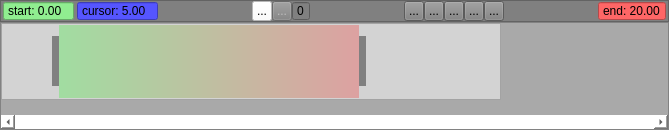
hiergaut/AnimTimeline, file animtimeline.ui: the form before one commit.
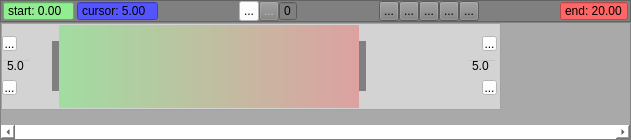
The form after the commit. Icons and pictures are not drawn. Custom widgets are drawn as their Qt base class.

```diff
--- a/animtimeline.ui
+++ b/animtimeline.ui
@@ -6,8 +6,8 @@
    <rect>
     <x>0</x>
     <y>0</y>
-    <width>669</width>
-    <height>130</height>
+    <width>631</width>
+    <height>140</height>
    </rect>
   </property>
   <property name="sizePolicy">
@@ -19,7 +19,7 @@
   <property name="maximumSize">
    <size>
     <width>16777215</width>
-    <height>130</height>
+    <height>140</height>
    </size>
   </property>
   <property name="sizeIncrement">
@@ -469,7 +469,7 @@
         <x>0</x>
         <y>0</y>
         <width>500</width>
-        <height>93</height>
+        <height>103</height>
        </rect>
       </property>
       <property name="sizePolicy">
@@ -593,6 +593,103 @@
             <property name="frameShadow">
              <enum>QFrame::Raised</enum>
             </property>
+            <widget class="QToolButton" name="toolButton_plusStart">
+             <property name="geometry">
+              <rect>
+               <x>0</x>
+               <y>11</y>
+               <width>15</width>
+               <height>15</height>
+              </rect>
+             </property>
+             <property name="maximumSize">
+              <size>
+               <width>15</width>
+               <height>15</height>
+              </size>
+             </property>
+             <property name="styleSheet">
+              <string notr="true">background: white;</string>
+             </property>
+             <property name="text">
+              <string>...</string>
+             </property>
+             <property name="icon">
+              <iconset resource="timeline.qrc">
+               <normaloff>:/images/plus.png</normaloff>:/images/plus.png</iconset>
+             </property>
+            </widget>
+            <widget class="QDoubleSpinBox" name="doubleSpinBox_startInc">
+             <property name="geometry">
+              <rect>
+               <x>0</x>
+               <y>33</y>
+               <width>30</width>
+               <height>15</height>
+              </rect>
+             </property>
+             <property name="sizePolicy">
+              <sizepolicy hsizetype="Preferred" vsizetype="Fixed">
+               <horstretch>0</horstretch>
+               <verstretch>0</verstretch>
+              </sizepolicy>
+             </property>
+             <property name="maximumSize">
+              <size>
+               <width>30</width>
+               <height>15</height>
+              </size>
+             </property>
+             <property name="font">
+              <font>
+               <pointsize>9</pointsize>
+              </font>
+             </property>
+             <property name="cursor">
+              <cursorShape>ArrowCursor</cursorShape>
+             </property>
+             <property name="autoFillBackground">
+              <bool>false</bool>
+             </property>
+             <property name="styleSheet">
+              <string notr="true"/>
+             </property>
+             <property name="buttonSymbols">
+              <enum>QAbstractSpinBox::NoButtons</enum>
+             </property>
+             <property name="decimals">
+              <number>1</number>
+             </property>
+             <property name="value">
+              <double>5.000000000000000</double>
+             </property>
+            </widget>
+            <widget class="QToolButton" name="toolButton_lessStart">
+             <property name="geometry">
+              <rect>
+               <x>0</x>
+               <y>55</y>
+               <width>15</width>
+               <height>15</height>
+              </rect>
+             </property>
+             <property name="maximumSize">
+              <size>
+               <width>15</width>
+               <height>15</height>
+              </size>
+             </property>
+             <property name="styleSheet">
+              <string notr="true">background: white;</string>
+             </property>
+             <property name="text">
+              <string>...</string>
+             </property>
+             <property name="icon">
+              <iconset resource="timeline.qrc">
+               <normaloff>:/images/less.png</normaloff>:/images/less.png</iconset>
+             </property>
+            </widget>
            </widget>
           </item>
           <item>
@@ -690,12 +787,135 @@
             </property>
             <property name="sizeHint" stdset="0">
              <size>
-              <width>20</width>
+              <width>0</width>
               <height>20</height>
              </size>
             </property>
            </spacer>
           </item>
+          <item>
+           <widget class="QFrame" name="frame_spacer_2">
+            <property name="sizePolicy">
+             <sizepolicy hsizetype="Minimum" vsizetype="Preferred">
+              <horstretch>0</horstretch>
+              <verstretch>0</verstretch>
+             </sizepolicy>
+            </property>
+            <property name="minimumSize">
+             <size>
+              <width>50</width>
+              <height>0</height>
+             </size>
+            </property>
+            <property name="styleSheet">
+             <string notr="true">background-color: transparent;
+</string>
+            </property>
+            <property name="frameShape">
+             <enum>QFrame::StyledPanel</enum>
+            </property>
+            <property name="frameShadow">
+             <enum>QFrame::Raised</enum>
+            </property>
+            <widget class="QToolButton" name="toolButton_plusEnd">
+             <property name="geometry">
+              <rect>
+               <x>33</x>
+               <y>11</y>
+               <width>15</width>
+               <height>15</height>
+              </rect>
+             </property>
+             <property name="maximumSize">
+              <size>
+               <width>15</width>
+               <height>15</height>
+              </size>
+             </property>
+             <property name="styleSheet">
+              <string notr="true">background: white;</string>
+             </property>
+             <property name="text">
+              <string>...</string>
+             </property>
+             <property name="icon">
+              <iconset resource="timeline.qrc">
+               <normaloff>:/images/plus.png</normaloff>:/images/plus.png</iconset>
+             </property>
+            </widget>
+            <widget class="QDoubleSpinBox" name="doubleSpinBox_endInc">
+             <property name="geometry">
+              <rect>
+               <x>18</x>
+               <y>33</y>
+               <width>30</width>
+               <height>15</height>
+              </rect>
+             </property>
+             <property name="sizePolicy">
+              <sizepolicy hsizetype="Preferred" vsizetype="Fixed">
+               <horstretch>0</horstretch>
+               <verstretch>0</verstretch>
+              </sizepolicy>
+             </property>
+             <property name="maximumSize">
+              <size>
+               <width>30</width>
+               <height>15</height>
+              </size>
+             </property>
+             <property name="font">
+              <font>
+               <pointsize>9</pointsize>
+              </font>
+             </property>
+             <property name="cursor">
+              <cursorShape>ArrowCursor</cursorShape>
+             </property>
+             <property name="autoFillBackground">
+              <bool>false</bool>
+             </property>
+             <property name="styleSheet">
+              <string notr="true"/>
+             </property>
+             <property name="buttonSymbols">
+              <enum>QAbstractSpinBox::NoButtons</enum>
+             </property>
+             <property name="decimals">
+              <number>1</number>
+             </property>
+             <property name="value">
+              <double>5.000000000000000</double>
+             </property>
+            </widget>
+            <widget class="QToolButton" name="toolButton_lessEnd">
+             <property name="geometry">
+              <rect>
+               <x>33</x>
+               <y>55</y>
+               <width>15</width>
+               <height>15</height>
+              </rect>
+             </property>
+             <property name="maximumSize">
+              <size>
+               <width>15</width>
+               <height>15</height>
+              </size>
+             </property>
+             <property name="styleSheet">
+              <string notr="true">background: white;</string>
+             </property>
+             <property name="text">
+              <string>...</string>
+             </property>
+             <property name="icon">
+              <iconset resource="timeline.qrc">
+               <normaloff>:/images/less.png</normaloff>:/images/less.png</iconset>
+             </property>
+            </widget>
+           </widget>
+          </item>
          </layout>
         </widget>
        </item>
```
Left out of the diff: 94 changed lines with no effect on the pictures.
